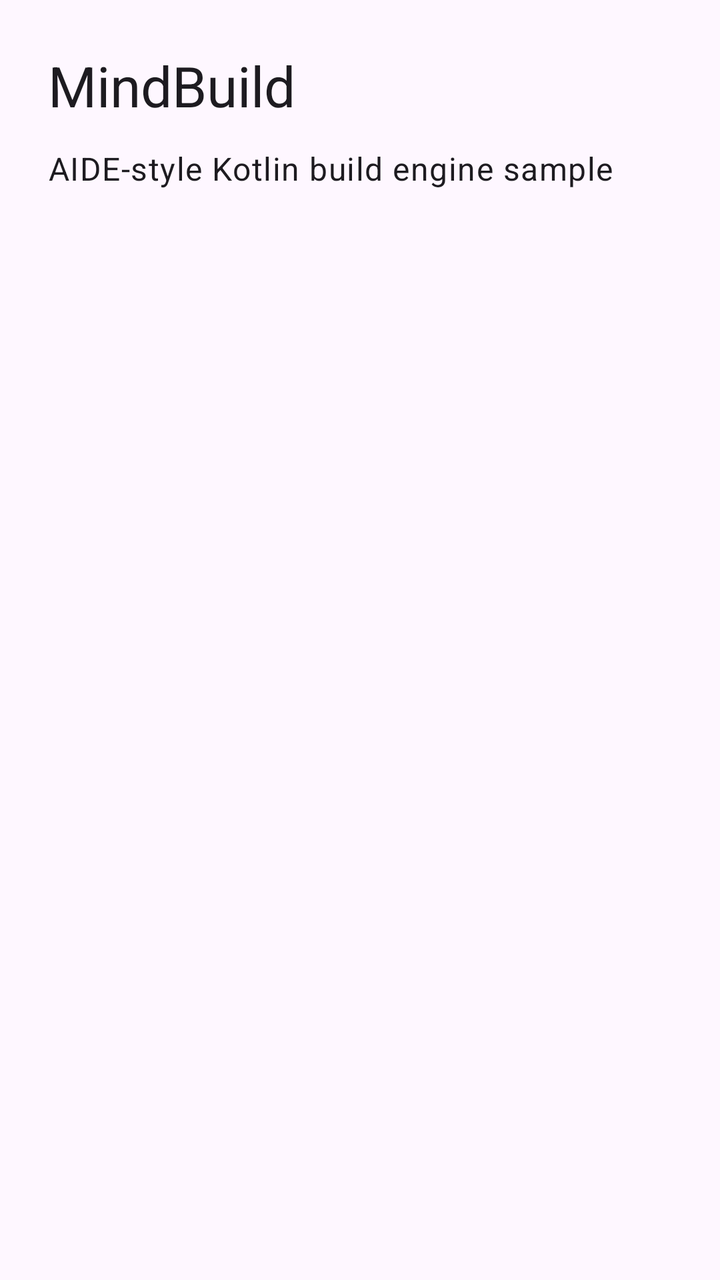
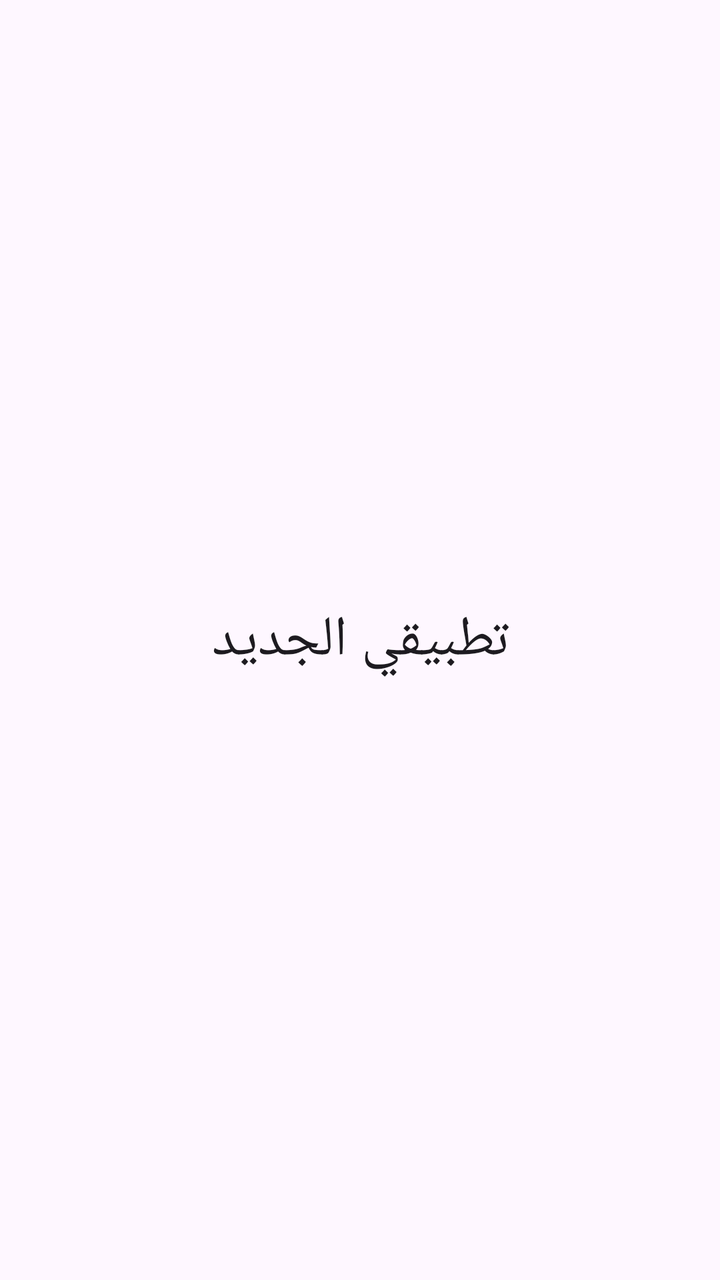

Screens rendered from an Android XML layout before and after an edit, with the pre-edit source and the edit as a unified diff.
<!-- AndroidManifest.xml: application theme Theme.MindBuild -->
<!-- res/layout/activity_main.xml -->
<?xml version="1.0" encoding="utf-8"?>
<androidx.constraintlayout.widget.ConstraintLayout xmlns:android="http://schemas.android.com/apk/res/android"
    xmlns:app="http://schemas.android.com/apk/res-auto"
    android:id="@+id/root"
    android:layout_width="match_parent"
    android:layout_height="match_parent"
    android:padding="24dp">

    <TextView
        android:id="@+id/title"
        android:layout_width="0dp"
        android:layout_height="wrap_content"
        android:text="MindBuild"
        android:textAppearance="@style/TextAppearance.Material3.HeadlineMedium"
        app:layout_constraintEnd_toEndOf="parent"
        app:layout_constraintStart_toStartOf="parent"
        app:layout_constraintTop_toTopOf="parent" />

    <TextView
        android:id="@+id/subtitle"
        android:layout_width="0dp"
        android:layout_height="wrap_content"
        android:layout_marginTop="12dp"
        android:text="AIDE-style Kotlin build engine sample"
        android:textAppearance="@style/TextAppearance.Material3.BodyLarge"
        app:layout_constraintEnd_toEndOf="parent"
        app:layout_constraintStart_toStartOf="parent"
        app:layout_constraintTop_toBottomOf="@id/title" />

</androidx.constraintlayout.widget.ConstraintLayout>
<!-- resources referenced by this layout -->
<resources>
  <style name="Theme.MindBuild" parent="Theme.Material3.DayNight.NoActionBar" />
</resources>

<!-- the commit's change to res/layout/activity_main.xml (unified diff, before → after) -->
@@ -1,30 +1,19 @@
 <?xml version="1.0" encoding="utf-8"?>
 <androidx.constraintlayout.widget.ConstraintLayout xmlns:android="http://schemas.android.com/apk/res/android"
     xmlns:app="http://schemas.android.com/apk/res-auto"
-    android:id="@+id/root"
     android:layout_width="match_parent"
     android:layout_height="match_parent"
     android:padding="24dp">
 
     <TextView
         android:id="@+id/title"
-        android:layout_width="0dp"
+        android:layout_width="wrap_content"
         android:layout_height="wrap_content"
-        android:text="MindBuild"
+        android:text="@string/app_name"
         android:textAppearance="@style/TextAppearance.Material3.HeadlineMedium"
+        app:layout_constraintBottom_toBottomOf="parent"
         app:layout_constraintEnd_toEndOf="parent"
         app:layout_constraintStart_toStartOf="parent"
         app:layout_constraintTop_toTopOf="parent" />
 
-    <TextView
-        android:id="@+id/subtitle"
-        android:layout_width="0dp"
-        android:layout_height="wrap_content"
-        android:layout_marginTop="12dp"
-        android:text="AIDE-style Kotlin build engine sample"
-        android:textAppearance="@style/TextAppearance.Material3.BodyLarge"
-        app:layout_constraintEnd_toEndOf="parent"
-        app:layout_constraintStart_toStartOf="parent"
-        app:layout_constraintTop_toBottomOf="@id/title" />
-
 </androidx.constraintlayout.widget.ConstraintLayout>
<!-- resource entries referenced after the edit -->
@@ -1,5 +1,10 @@
 <!-- resources referenced by this layout -->
 <resources>
-  <style name="Theme.MindBuild" parent="Theme.Material3.DayNight.NoActionBar" />
+  <string name="app_name">تطبيقي الجديد</string>
+  <style name="Theme.MindBuildApp" parent="Theme.Material3.DayNight.NoActionBar">
+          <item name="android:statusBarColor">@android:color/transparent</item>
+          <item name="android:navigationBarColor">@android:color/transparent</item>
+          <item name="android:windowLightStatusBar">true</item>
+      </style>
 </resources>
 
